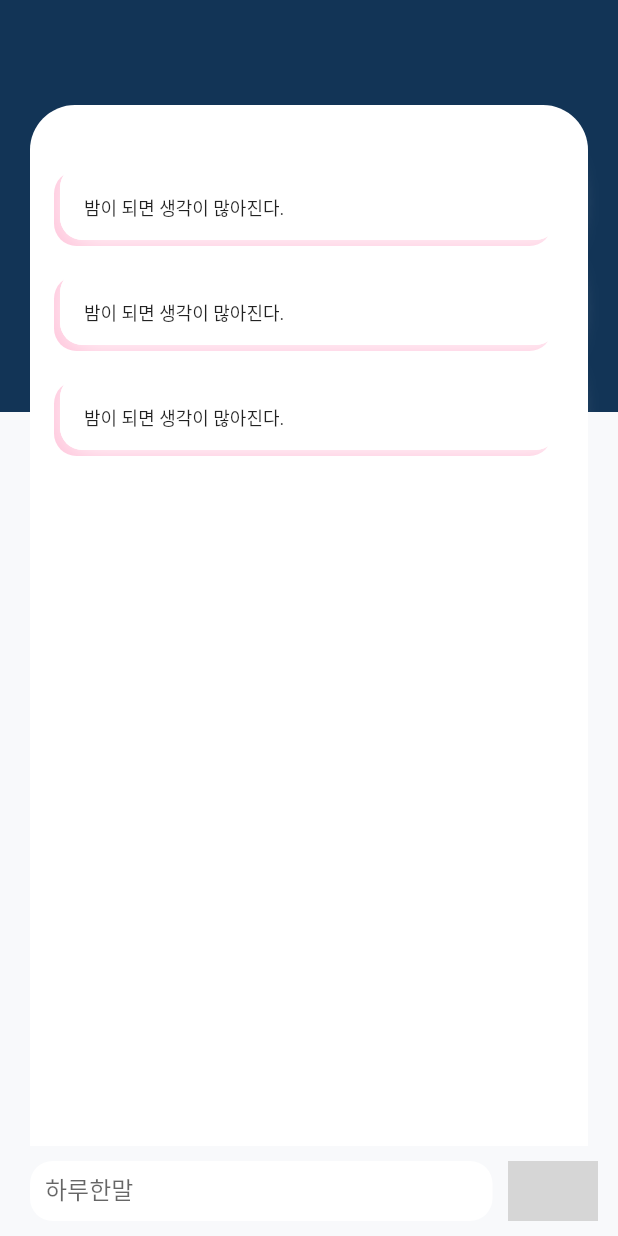
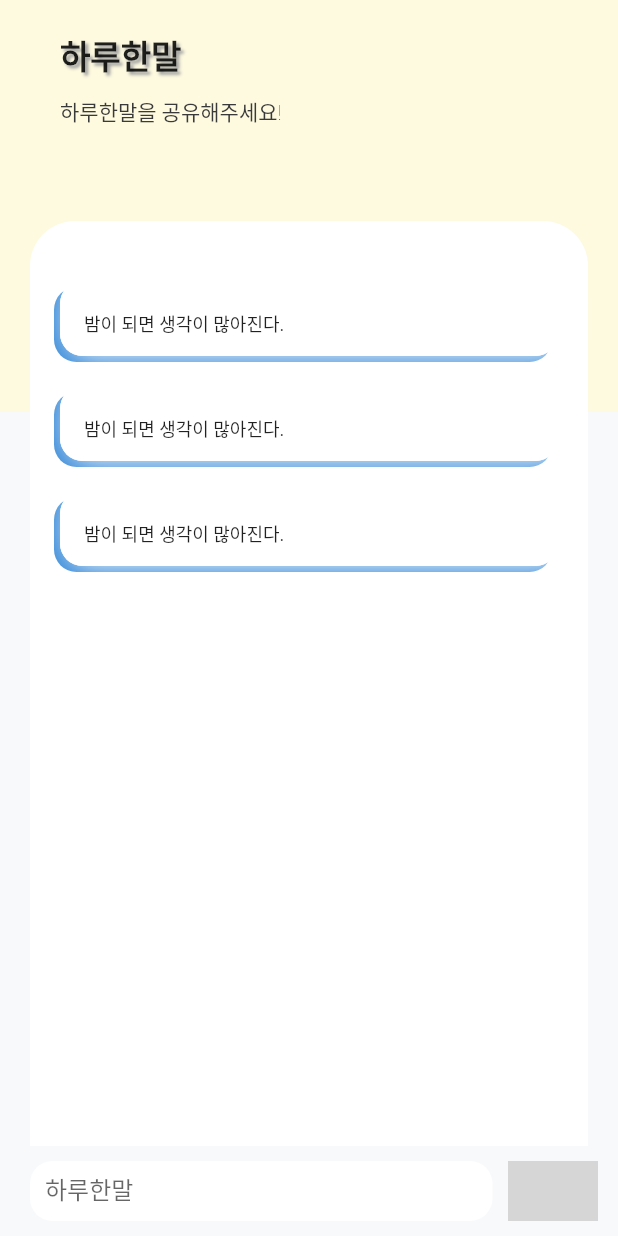
Before and after one commit to bgwbgw100/soloDiary, a Flutter app: the OneDay screen opened directly, on a phone screen of 412 x 824 dp. Run offline on Flutter 3.47's test engine with Material 2 defaults, Android fonts, the phone set to English and light mode, and no system bars; missing offline and left inert: dart:ffi; grey boxes are pictures that could not be loaded.

Commit message:
chatView 디자인 수정

```diff
--- a/lib/chatView.dart
+++ b/lib/chatView.dart
@@ -61,7 +61,7 @@ class _BackTwoState extends State<BackTwo> {
             Expanded(
                 flex: 1,
                 child: Container(
-                  color: Color(0xff123456),
+                  color: Color(0xfffefae0),
                   // height: 500,
                 )
             ),
@@ -113,6 +113,30 @@ class _BackGroundState extends State<BackGround> {
           children: [
             Expanded(
                 flex: 1,
+                child: Container(
+                  margin:  EdgeInsets.fromLTRB(20, 20, 20, 0),
+                  padding:  EdgeInsets.fromLTRB(20, 0, 20, 0),
+                  alignment: Alignment.topLeft,
+                  child: Text('하루한말', textAlign: TextAlign.center, style: TextStyle(fontSize: 22, fontWeight: FontWeight.bold,
+                  shadows: [Shadow(
+                    blurRadius: 2,
+                    color: Colors.grey,
+                    offset: Offset(2,2)
+                  )
+
+                  ]),),
+                )),
+            Expanded(
+                flex: 1,
+                child: Container(
+                  margin:  EdgeInsets.fromLTRB(20, 0, 20, 0),
+                  padding:  EdgeInsets.fromLTRB(20, 0, 20, 0),
+                  alignment: Alignment.topLeft,
+                  child: Text('하루한말을 공유해주세요!', textAlign: TextAlign.center, style: TextStyle(fontSize: 14, fontWeight: FontWeight.w200,color: Color(
+                      0xff3a3a3a)),),
+                )),
+            Expanded(
+                flex: 10,
                 child: RoundBorder()),
             Container(
               margin: EdgeInsets.all(0),
@@ -140,7 +164,7 @@ class _RoundBorderState extends State<RoundBorder> {
     print("asdf");
 
     return Container(
-      margin:  EdgeInsets.fromLTRB(20, 70, 20, 0),
+      margin:  EdgeInsets.fromLTRB(20, 20, 20, 0),
       padding:  EdgeInsets.fromLTRB(20, 30, 20, 0),
       decoration: BoxDecoration(
         // color: Color(0xfff8f9fb),
@@ -196,7 +220,8 @@ class _ChatViewState extends State<ChatView> {
           )*/
                 boxShadow: <BoxShadow>[
                   BoxShadow(
-                      color: Color(0xffffc8dd),
+                      color: Color(0xff3e8eda),
+                   //   color: Color(0xffffc8dd),
                       //   color: Color(0xff123456),
                       blurRadius: 0,
                       offset: Offset(-4, 4)
@@ -280,7 +305,7 @@ class _InputFieldState extends State<InputField> {
                 child: Row(
                     children: [
                       InkWell(
-                        child: Image.asset('images/btnbtn.png',width:60,height: 60),
+                        child: Image.asset('btnbtn.png',width:60,height: 60),
                       )
                       /* IconButton(onPressed: (){
                       print('clickaa');
```
